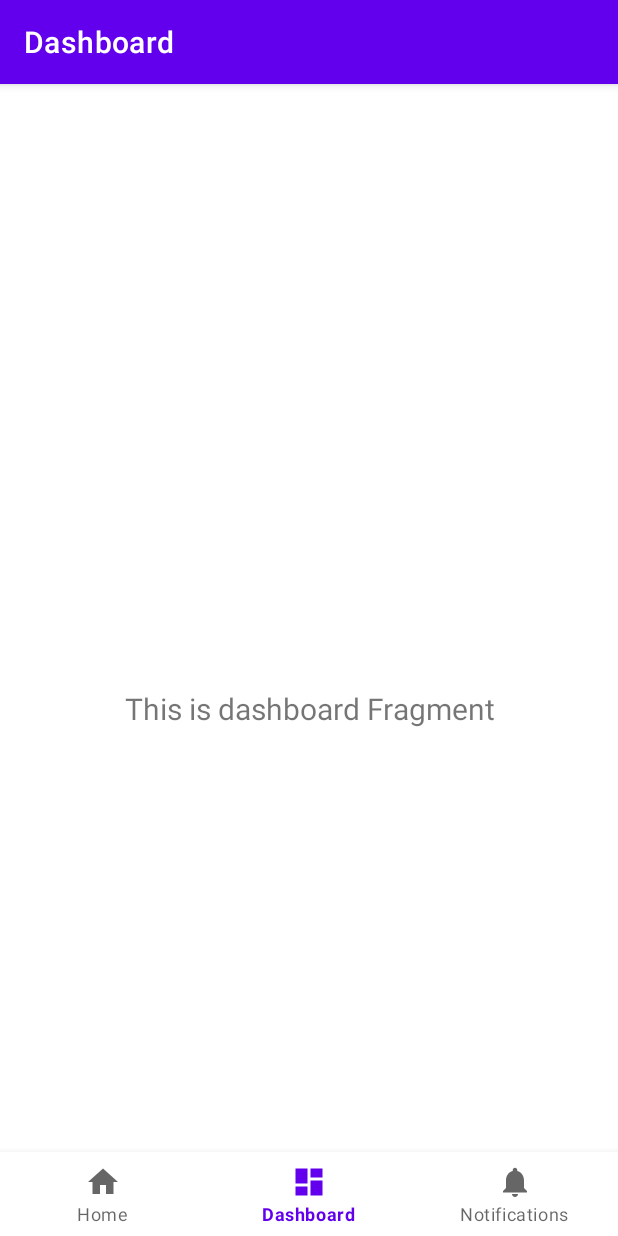
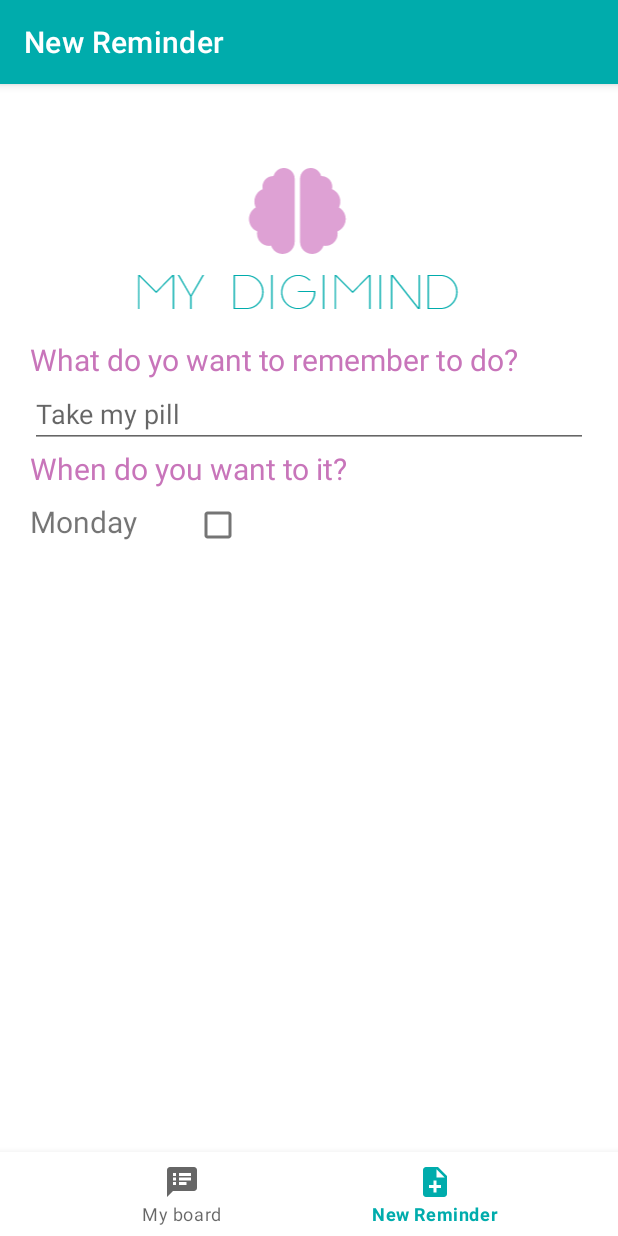
Before and after one commit to JorgeMasson/Practica8_Digimind, an Android app: the DashboardFragment screen opened through its navigation route, on a phone screen of 412 x 824 dp. Run offline under Robolectric (Android 15) with nearby library versions, the phone set to English and light mode, and no system bars; our stand-ins replace navigation-ui; 2 statements that could not run were skipped.

Commit message:
Fragmento dashboard editado

```diff
--- /dev/null
+++ b/app/src/main/res/drawable/ic_baseline_note_add_24.xml
@@ -0,0 +1,11 @@
+<vector xmlns:android="http://schemas.android.com/apk/res/android"
+    android:width="24dp"
+    android:height="24dp"
+    android:viewportWidth="24"
+    android:viewportHeight="24"
+    android:tint="?attr/colorControlNormal"
+    android:autoMirrored="true">
+  <path
+      android:fillColor="@android:color/white"
+      android:pathData="M14,2L6,2c-1.1,0 -1.99,0.9 -1.99,2L4,20c0,1.1 0.89,2 1.99,2L18,22c1.1,0 2,-0.9 2,-2L20,8l-6,-6zM16,16h-3v3h-2v-3L8,16v-2h3v-3h2v3h3v2zM13,9L13,3.5L18.5,9L13,9z"/>
+</vector>
--- /dev/null
+++ b/app/src/main/res/drawable/ic_baseline_speaker_notes_24.xml
@@ -0,0 +1,11 @@
+<vector xmlns:android="http://schemas.android.com/apk/res/android"
+    android:width="24dp"
+    android:height="24dp"
+    android:viewportWidth="24"
+    android:viewportHeight="24"
+    android:tint="?attr/colorControlNormal"
+    android:autoMirrored="true">
+  <path
+      android:fillColor="@android:color/white"
+      android:pathData="M20,2L4,2c-1.1,0 -1.99,0.9 -1.99,2L2,22l4,-4h14c1.1,0 2,-0.9 2,-2L22,4c0,-1.1 -0.9,-2 -2,-2zM8,14L6,14v-2h2v2zM8,11L6,11L6,9h2v2zM8,8L6,8L6,6h2v2zM15,14h-5v-2h5v2zM18,11h-8L10,9h8v2zM18,8h-8L10,6h8v2z"/>
+</vector>
--- a/app/src/main/res/layout/fragment_dashboard.xml
+++ b/app/src/main/res/layout/fragment_dashboard.xml
@@ -1,22 +1,66 @@
 <?xml version="1.0" encoding="utf-8"?>
-<androidx.constraintlayout.widget.ConstraintLayout xmlns:android="http://schemas.android.com/apk/res/android"
+<LinearLayout xmlns:android="http://schemas.android.com/apk/res/android"
     xmlns:app="http://schemas.android.com/apk/res-auto"
     xmlns:tools="http://schemas.android.com/tools"
     android:layout_width="match_parent"
     android:layout_height="match_parent"
+    android:orientation="vertical"
+    android:paddingLeft="20dp"
+    android:paddingRight="20dp"
     tools:context=".ui.dashboard.DashboardFragment">
 
-    <TextView
-        android:id="@+id/text_dashboard"
+    <ImageView
+        android:id="@+id/dashboard_logo"
         android:layout_width="match_parent"
         android:layout_height="wrap_content"
-        android:layout_marginStart="8dp"
-        android:layout_marginTop="8dp"
-        android:layout_marginEnd="8dp"
-        android:textAlignment="center"
+        android:layout_marginBottom="10dp"
+        android:src="@drawable/logobrain"
+        />
+
+    <TextView
+        android:layout_width="match_parent"
+        android:layout_height="wrap_content"
+        android:textColor="@color/colorAccent"
         android:textSize="20sp"
-        app:layout_constraintBottom_toBottomOf="parent"
-        app:layout_constraintEnd_toEndOf="parent"
-        app:layout_constraintStart_toStartOf="parent"
-        app:layout_constraintTop_toTopOf="parent" />
-</androidx.constraintlayout.widget.ConstraintLayout>
+        android:text="@string/dasboard_want_to_remember"
+        />
+
+    <EditText
+        android:layout_width="match_parent"
+        android:layout_height="wrap_content"
+        android:hint="@string/dashboard_take_my_pill"
+        android:inputType="text"
+        />
+
+    <TextView
+        android:layout_width="match_parent"
+        android:layout_height="wrap_content"
+        android:textColor="@color/colorAccent"
+        android:textSize="20sp"
+        android:text="@string/dashboard_want_to_it"
+        />
+
+    <TableLayout
+        android:layout_width="match_parent"
+        android:layout_height="wrap_content">
+
+        <TableRow>
+
+            <TextView
+                android:layout_width="wrap_content"
+                android:layout_height="wrap_content"
+                android:text="@string/monday"
+                android:textSize="20sp"
+                />
+
+            <CheckBox
+                android:layout_width="wrap_content"
+                android:layout_height="wrap_content"
+                android:layout_marginStart="30dp"
+                />
+
+        </TableRow>
+
+    </TableLayout>
+
+</LinearLayout>
--- a/app/src/main/res/menu/bottom_nav_menu.xml
+++ b/app/src/main/res/menu/bottom_nav_menu.xml
@@ -3,17 +3,12 @@
 
     <item
         android:id="@+id/navigation_home"
-        android:icon="@drawable/ic_home_black_24dp"
+        android:icon="@drawable/ic_baseline_speaker_notes_24"
         android:title="@string/title_home" />
 
     <item
         android:id="@+id/navigation_dashboard"
-        android:icon="@drawable/ic_dashboard_black_24dp"
+        android:icon="@drawable/ic_baseline_note_add_24"
         android:title="@string/title_dashboard" />
 
-    <item
-        android:id="@+id/navigation_notifications"
-        android:icon="@drawable/ic_notifications_black_24dp"
-        android:title="@string/title_notifications" />
-
 </menu>
--- a/app/src/main/res/values-night/themes.xml
+++ b/app/src/main/res/values-night/themes.xml
@@ -2,7 +2,7 @@
     <!-- Base application theme. -->
     <style name="Theme.MyDigimind" parent="Theme.MaterialComponents.DayNight.DarkActionBar">
         <!-- Primary brand color. -->
-        <item name="colorPrimary">@color/purple_200</item>
+        <item name="colorPrimary">@color/colorPrimaryDark</item>
         <item name="colorPrimaryVariant">@color/purple_700</item>
         <item name="colorOnPrimary">@color/black</item>
         <!-- Secondary brand color. -->
--- a/app/src/main/res/values/colors.xml
+++ b/app/src/main/res/values/colors.xml
@@ -7,4 +7,12 @@
     <color name="teal_700">#FF018786</color>
     <color name="black">#FF000000</color>
     <color name="white">#FFFFFFFF</color>
+    <!-- Colores -->
+    <color name="colorPrimary">#00ACAC</color>
+    <color name="colorPrimaryDark">#018787</color>
+    <color name="colorAccent">#C875BA</color>
+    <color name="gray">#A39F9F</color>
+    <color name="colorFondoActividad">#90F0F0</color>
+    <color name="colorTextoActividad">#243868</color>
+    <color name="colorDiasSemana">#000</color>
 </resources>
--- a/app/src/main/res/values/strings.xml
+++ b/app/src/main/res/values/strings.xml
@@ -1,6 +1,17 @@
 <resources>
     <string name="app_name">MyDigimind</string>
-    <string name="title_home">Home</string>
-    <string name="title_dashboard">Dashboard</string>
+    <string name="title_home">My board</string>
+    <string name="title_dashboard">New Reminder</string>
     <string name="title_notifications">Notifications</string>
+    <string name="dasboard_want_to_remember">What do yo want to remember to do?</string>
+    <string name="dashboard_want_to_it">When do you want to it?</string>
+    <string name="dasboard_what_time">At what time?</string>
+    <string name="dashboard_take_my_pill">Take my pill</string>
+    <string name="monday">Monday</string>
+    <string name="tuesday">Tuesday</string>
+    <string name="wednesday">Wednesday</string>
+    <string name="thursday">Thursday</string>
+    <string name="friday">Friday</string>
+    <string name="saturday">Saturday</string>
+    <string name="sunday">Sunday</string>
 </resources>
--- a/app/src/main/res/values/themes.xml
+++ b/app/src/main/res/values/themes.xml
@@ -2,7 +2,7 @@
     <!-- Base application theme. -->
     <style name="Theme.MyDigimind" parent="Theme.MaterialComponents.DayNight.DarkActionBar">
         <!-- Primary brand color. -->
-        <item name="colorPrimary">@color/purple_500</item>
+        <item name="colorPrimary">@color/colorPrimary</item>
         <item name="colorPrimaryVariant">@color/purple_700</item>
         <item name="colorOnPrimary">@color/white</item>
         <!-- Secondary brand color. -->
```
Also changed, not shown: app/src/main/res/drawable-hdpi/logobrain.png (added), app/src/main/res/drawable-ldpi/logobrain.png (added), app/src/main/res/drawable-mdpi/logobrain.png (added), app/src/main/res/drawable-xhdpi/logobrain.png (added), app/src/main/res/drawable-xxhdpi/logobrain.png (added), app/src/main/res/drawable-xxxhdpi/logobrain.png (added).
